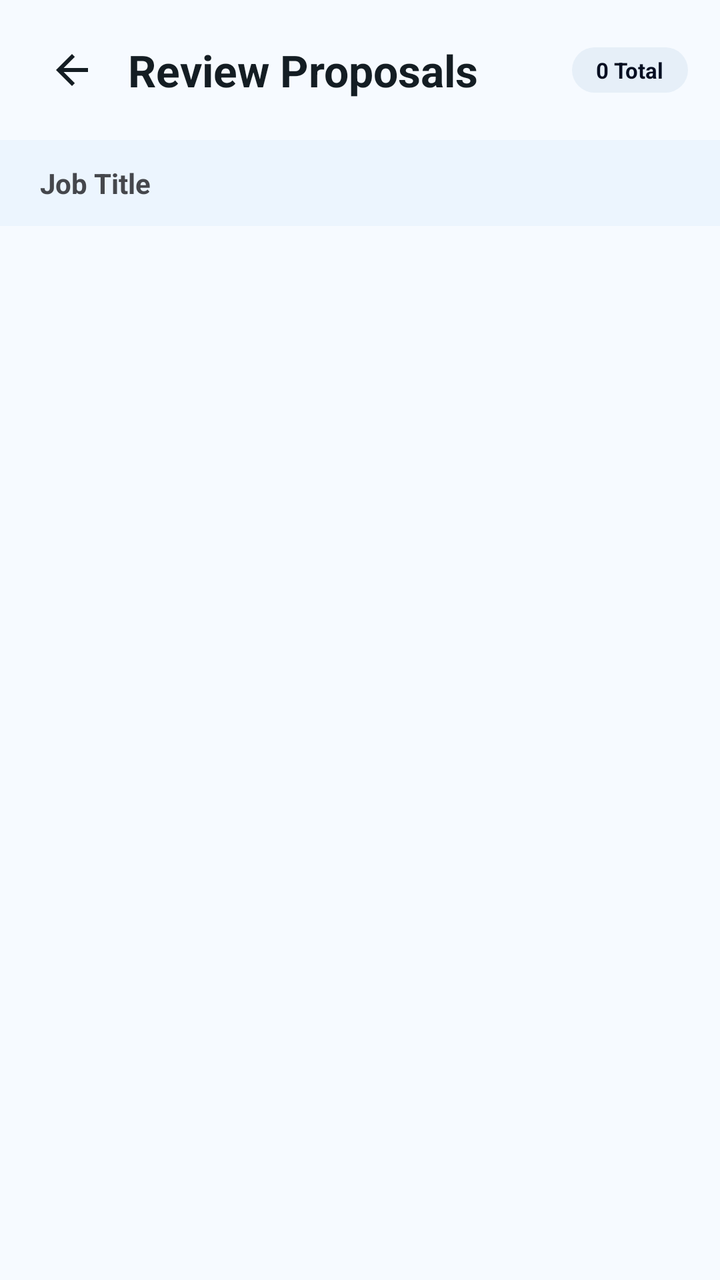
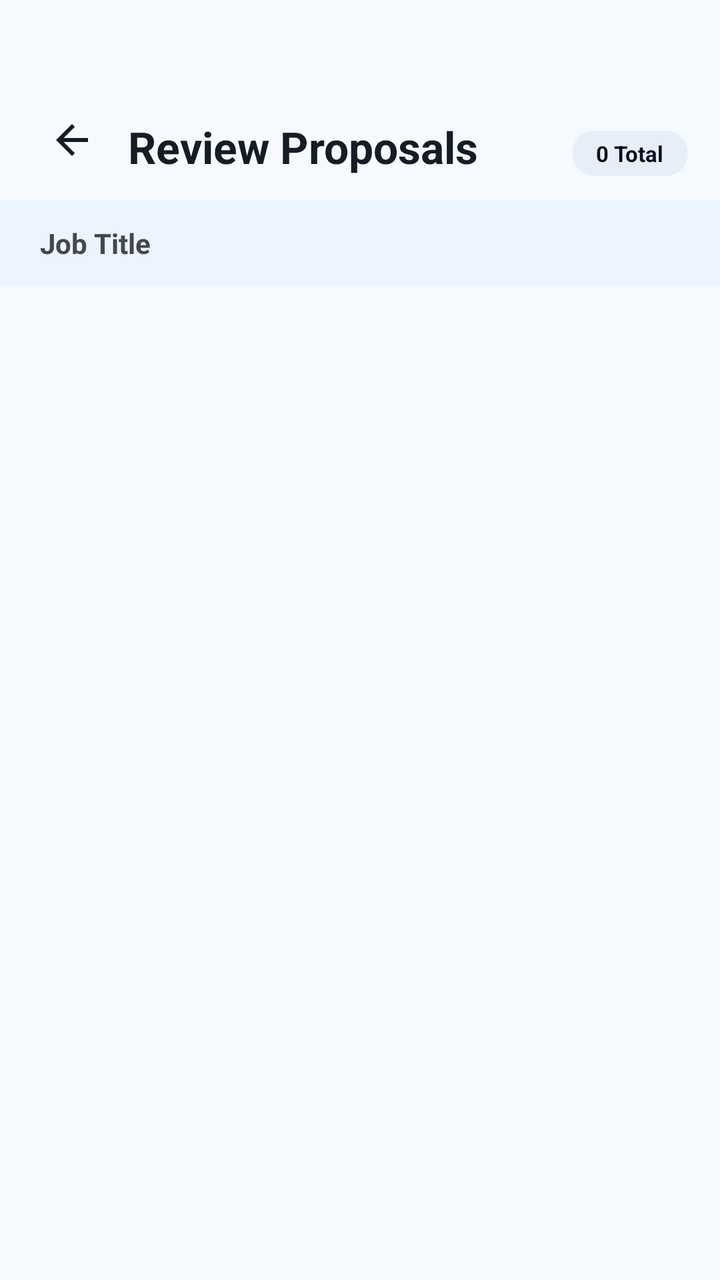

Two renders of the same Android screen: before a commit and after it. Below are the layout's source before the change and the commit's diff.
<!-- AndroidManifest.xml: application theme Theme.MiniJobHunt -->
<!-- res/layout/fragment_client_all_proposals.xml -->
<?xml version="1.0" encoding="utf-8"?>
<LinearLayout xmlns:android="http://schemas.android.com/apk/res/android"
    xmlns:app="http://schemas.android.com/apk/res-auto"
    xmlns:tools="http://schemas.android.com/tools"
    android:layout_width="match_parent"
    android:layout_height="match_parent"
    android:orientation="vertical"
    android:background="@color/background">

    
    <RelativeLayout
        android:layout_width="match_parent"
        android:layout_height="70dp"
        android:background="@color/surface"
        android:paddingHorizontal="16dp">

        <ImageButton
            android:id="@+id/btnBack"
            android:layout_width="40dp"
            android:layout_height="40dp"
            android:layout_centerVertical="true"
            android:background="?attr/selectableItemBackgroundBorderless"
            android:src="@drawable/ic_arrow_back"
            app:tint="@color/text_primary"
            android:contentDescription="Back" />

        <TextView
            android:layout_width="wrap_content"
            android:layout_height="wrap_content"
            android:layout_centerVertical="true"
            android:layout_toEndOf="@id/btnBack"
            android:layout_marginStart="8dp"
            android:text="Review Proposals"
            android:textColor="@color/text_primary"
            android:textSize="22sp"
            android:textStyle="bold" />

        <TextView
            android:id="@+id/txtApplicantCount"
            android:layout_width="wrap_content"
            android:layout_height="wrap_content"
            android:layout_alignParentEnd="true"
            android:layout_centerVertical="true"
            android:text="0 Total"
            android:textSize="11sp"
            android:textStyle="bold"
            android:textColor="@color/primary"
            android:paddingHorizontal="12dp"
            android:paddingVertical="4dp"
            android:background="@drawable/bg_chip_light" />

    </RelativeLayout>

    
    <LinearLayout
        android:layout_width="match_parent"
        android:layout_height="wrap_content"
        android:orientation="vertical"
        android:paddingHorizontal="20dp"
        android:paddingVertical="12dp"
        android:background="@color/surface_container_low">

        <TextView
            android:id="@+id/txtJobTitleHeader"
            android:layout_width="match_parent"
            android:layout_height="wrap_content"
            android:text="Job Title"
            android:textSize="14sp"
            android:textStyle="bold"
            android:textColor="@color/text_secondary"
            android:maxLines="2"
            android:ellipsize="end" />

    </LinearLayout>

    <androidx.recyclerview.widget.RecyclerView
        android:id="@+id/rvProposals"
        android:layout_width="match_parent"
        android:layout_height="match_parent"
        android:clipToPadding="false"
        android:paddingVertical="8dp"
        tools:listitem="@layout/item_client_proposal" />

</LinearLayout>
<!-- res/layout/item_client_proposal.xml (included above) -->
<?xml version="1.0" encoding="utf-8"?>
<com.google.android.material.card.MaterialCardView
    xmlns:android="http://schemas.android.com/apk/res/android"
    xmlns:app="http://schemas.android.com/apk/res-auto"
    xmlns:tools="http://schemas.android.com/tools"
    android:layout_width="match_parent"
    android:layout_height="wrap_content"
    android:layout_marginHorizontal="16dp"
    android:layout_marginVertical="8dp"
    app:cardCornerRadius="16dp"
    app:cardElevation="2dp"
    app:strokeWidth="1dp"
    app:strokeColor="@color/outline_variant"
    app:cardBackgroundColor="@color/white">

    <LinearLayout
        android:layout_width="match_parent"
        android:layout_height="wrap_content"
        android:orientation="vertical"
        android:padding="20dp">

        
        <RelativeLayout
            android:layout_width="match_parent"
            android:layout_height="wrap_content">

            <com.google.android.material.imageview.ShapeableImageView
                android:id="@+id/imgFreelancerProfile"
                android:layout_width="52dp"
                android:layout_height="52dp"
                android:scaleType="centerCrop"
                android:src="@drawable/ic_profile"
                app:shapeAppearanceOverlay="@style/CircleImage"
                app:strokeColor="@color/outline_variant"
                app:strokeWidth="1dp" />

            <LinearLayout
                android:layout_width="wrap_content"
                android:layout_height="wrap_content"
                android:layout_marginStart="12dp"
                android:layout_toEndOf="@id/imgFreelancerProfile"
                android:orientation="vertical">

                <LinearLayout
                    android:layout_width="wrap_content"
                    android:layout_height="wrap_content"
                    android:orientation="horizontal"
                    android:gravity="center_vertical">

                    <TextView
                        android:id="@+id/txtFreelancerName"
                        android:layout_width="wrap_content"
                        android:layout_height="wrap_content"
                        android:text="John Doe"
                        android:textColor="@color/primary"
                        android:textStyle="bold"
                        android:textSize="16sp" />

                    <ImageView
                        android:id="@+id/imgVerifiedBadge"
                        android:layout_width="16dp"
                        android:layout_height="16dp"
                        android:layout_marginStart="6dp"
                        android:src="@drawable/ic_verified"
                        android:visibility="gone"
                        app:tint="@color/orange_primary" />

                </LinearLayout>

                <TextView
                    android:id="@+id/txtProposalDate"
                    android:layout_width="wrap_content"
                    android:layout_height="wrap_content"
                    android:layout_marginTop="2dp"
                    android:text="2 hours ago"
                    android:textColor="@color/text_secondary"
                    android:textSize="12sp" />

                <LinearLayout
                    android:layout_width="wrap_content"
                    android:layout_height="wrap_content"
                    android:orientation="horizontal"
                    android:gravity="center_vertical"
                    android:layout_marginTop="4dp">

                    <ImageView
                        android:layout_width="12dp"
                        android:layout_height="12dp"
                        android:src="@drawable/ic_star"
                        app:tint="@color/warning" />

                    <TextView
                        android:id="@+id/txtRating"
                        android:layout_width="wrap_content"
                        android:layout_height="wrap_content"
                        android:text="0.0"
                        android:textColor="@color/text_primary"
                        android:textStyle="bold"
                        android:textSize="12sp"
                        android:layout_marginStart="4dp"/>

                </LinearLayout>

            </LinearLayout>

            <TextView
                android:id="@+id/txtStatus"
                android:layout_width="wrap_content"
                android:layout_height="wrap_content"
                android:layout_alignParentEnd="true"
                android:text="PENDING"
                android:textSize="10sp"
                android:textStyle="bold"
                android:textColor="@color/orange_primary"
                android:paddingHorizontal="10dp"
                android:paddingVertical="4dp"
                android:background="@drawable/bg_chip_light"
                android:letterSpacing="0.05" />

        </RelativeLayout>

        <TextView
            android:id="@+id/txtDescription"
            android:layout_width="match_parent"
            android:layout_height="wrap_content"
            android:layout_marginTop="16dp"
            android:text="Proposal description goes here..."
            android:textColor="@color/text_primary"
            android:textSize="14sp"
            android:maxLines="3"
            android:ellipsize="end"
            android:lineHeight="20dp" />

        <View
            android:layout_width="match_parent"
            android:layout_height="1dp"
            android:layout_marginVertical="20dp"
            android:background="@color/outline_variant" />

        
        <LinearLayout
            android:layout_width="match_parent"
            android:layout_height="wrap_content"
            android:orientation="horizontal"
            android:gravity="center_vertical">

            <ImageView
                android:layout_width="16dp"
                android:layout_height="16dp"
                android:src="@drawable/ic_calendar"
                app:tint="@color/text_muted" />

            <TextView
                android:layout_width="wrap_content"
                android:layout_height="wrap_content"
                android:layout_marginStart="6dp"
                android:text="Delivery:"
                android:textColor="@color/text_secondary"
                android:textSize="13sp" />

            <TextView
                android:id="@+id/txtTime"
                android:layout_width="wrap_content"
                android:layout_height="wrap_content"
                android:layout_marginStart="4dp"
                android:text="0 Days"
                android:textColor="@color/primary"
                android:textStyle="bold"
                android:textSize="13sp" />

        </LinearLayout>

        
        <LinearLayout
            android:layout_width="match_parent"
            android:layout_height="wrap_content"
            android:layout_marginTop="20dp"
            android:orientation="horizontal">

            <com.google.android.material.button.MaterialButton
                android:id="@+id/btnHire"
                style="@style/AppButton.Accent"
                android:layout_width="0dp"
                android:layout_height="42dp"
                android:layout_weight="1.2"
                android:text="Hire Now"
                android:textAllCaps="false"
                android:textSize="13sp" />

            <com.google.android.material.button.MaterialButton
                android:id="@+id/btnViewDetails"
                style="@style/AppButton.Ghost"
                android:layout_width="0dp"
                android:layout_height="42dp"
                android:layout_weight="1"
                android:layout_marginStart="12dp"
                android:text="Full Details"
                android:textAllCaps="false"
                android:textSize="13sp" />

        </LinearLayout>

    </LinearLayout>

</com.google.android.material.card.MaterialCardView>
<!-- resources referenced by this layout -->
<resources>
  <color name="background">#f6faff</color>
  <color name="orange_primary">#de6a00</color>
  <color name="outline_variant">#c6c6cd</color>
  <color name="primary">#050e21</color>
  <color name="surface">#f6faff</color>
  <color name="surface_container_low">#ecf5fe</color>
  <color name="text_muted">#76777d</color>
  <color name="text_primary">#141d23</color>
  <color name="text_secondary">#45474c</color>
  <color name="warning">#f59e0b</color>
  <color name="white">#FFFFFF</color>
  <!-- drawable bg_chip_light (drawable) -->
  <?xml version="1.0" encoding="utf-8"?>
  <shape xmlns:android="http://schemas.android.com/apk/res/android"
      android:shape="rectangle">
      <solid android:color="@color/surface_container" />
      <corners android:radius="999dp" />
  </shape>
  <!-- drawable ic_arrow_back (drawable) -->
  <vector xmlns:android="http://schemas.android.com/apk/res/android"
      android:width="24dp"
      android:height="24dp"
      android:viewportWidth="24"
      android:viewportHeight="24">
    <path
        android:fillColor="#FF000000"
        android:pathData="M20,11H7.83l5.59,-5.59L12,4l-8,8 8,8 1.41,-1.41L7.83,13H20v-2z"/>
  </vector>
  <!-- drawable ic_calendar (drawable) -->
  <vector xmlns:android="http://schemas.android.com/apk/res/android"
      android:width="24dp"
      android:height="24dp"
      android:viewportWidth="24"
      android:viewportHeight="24">
      <path
          android:fillColor="@color/text_secondary"
          android:pathData="M19,4h-1V2h-2v2H8V2H6v2H5c-1.11,0 -1.99,0.9 -1.99,2L3,20c0,1.1 0.89,2 2,2h14c1.1,0 2,-0.9 2,-2V6c0,-1.1 -0.9,-2 -2,-2zm0,16H5V10h14v10zm0,-12H5V6h14v2z"/>
  </vector>
  <!-- drawable ic_profile (drawable) -->
  <vector xmlns:android="http://schemas.android.com/apk/res/android"
      android:width="24dp"
      android:height="24dp"
      android:viewportWidth="24"
      android:viewportHeight="24">
  
      <path
          android:fillColor="#666666"
          android:pathData="M12,12c2.21,0 4,-1.79 4,-4s-1.79,-4 -4,-4 -4,1.79 -4,4 1.79,4 4,4zm0,2c-2.67,0 -8,1.34 -8,4v2h16v-2c0,-2.66 -5.33,-4 -8,-4z"/>
  </vector>
  <!-- drawable ic_star (drawable) -->
  <vector xmlns:android="http://schemas.android.com/apk/res/android"
      android:width="24dp"
      android:height="24dp"
      android:viewportWidth="24"
      android:viewportHeight="24">
      <path
          android:fillColor="@color/warning"
          android:pathData="M12,17.27L18.18,21l-1.64,-7.03L22,9.24l-7.19,-0.61L12,2 9.19,8.63 2,9.24l5.46,4.73L5.82,21z"/>
  </vector>
  <style name="CircleImage">
          <item name="cornerSize">50%</item>
      </style>
  <style name="Theme.MiniJobHunt" parent="Base.Theme.MiniJobHunt" />
  <color name="surface_container">#e6eff8</color>
  <color name="info">#050e21</color>
  <style name="ShapeAppearance.App.Medium" parent="ShapeAppearance.Material3.MediumComponent">
          <item name="cornerSize">12dp</item>
      </style>
  <color name="primary_container">#1b2437</color>
  <color name="on_primary_container">#828ba2</color>
  <color name="secondary">#5c5f60</color>
  <style name="AppText.HeadlineLarge">
          <item name="android:textSize">24sp</item>
          <item name="android:textStyle">bold</item>
          <item name="android:textColor">@color/text_primary</item>
          <item name="android:letterSpacing">-0.02</item>
      </style>
  <style name="AppText.TitleMedium">
          <item name="android:textSize">18sp</item>
          <item name="android:textStyle">bold</item>
          <item name="android:textColor">@color/text_primary</item>
      </style>
  <style name="AppText.BodyLarge">
          <item name="android:textSize">16sp</item>
          <item name="android:textColor">@color/text_secondary</item>
      </style>
  <style name="AppText.LabelMedium">
          <item name="android:textSize">12sp</item>
          <item name="android:textStyle">bold</item>
          <item name="android:textColor">@color/text_muted</item>
          <item name="android:letterSpacing">0.01</item>
      </style>
  <!-- unchanged entries left out for length: 4 -->
</resources>

<!-- the commit's change to res/layout/fragment_client_all_proposals.xml (unified diff, before → after) -->
@@ -10,7 +10,7 @@
     
     <RelativeLayout
         android:layout_width="match_parent"
-        android:layout_height="70dp"
+        android:layout_height="100dp"
         android:background="@color/surface"
         android:paddingHorizontal="16dp">
 
@@ -18,7 +18,8 @@
             android:id="@+id/btnBack"
             android:layout_width="40dp"
             android:layout_height="40dp"
-            android:layout_centerVertical="true"
+            android:layout_alignParentBottom="true"
+            android:layout_marginBottom="10dp"
             android:background="?attr/selectableItemBackgroundBorderless"
             android:src="@drawable/ic_arrow_back"
             app:tint="@color/text_primary"
@@ -27,8 +28,9 @@
         <TextView
             android:layout_width="wrap_content"
             android:layout_height="wrap_content"
-            android:layout_centerVertical="true"
+            android:layout_alignParentBottom="true"
             android:layout_toEndOf="@id/btnBack"
+            android:layout_marginBottom="12dp"
             android:layout_marginStart="8dp"
             android:text="Review Proposals"
             android:textColor="@color/text_primary"
@@ -40,7 +42,8 @@
             android:layout_width="wrap_content"
             android:layout_height="wrap_content"
             android:layout_alignParentEnd="true"
-            android:layout_centerVertical="true"
+            android:layout_alignParentBottom="true"
+            android:layout_marginBottom="12dp"
             android:text="0 Total"
             android:textSize="11sp"
             android:textStyle="bold"
@@ -76,10 +79,21 @@
     <androidx.recyclerview.widget.RecyclerView
         android:id="@+id/rvProposals"
         android:layout_width="match_parent"
-        android:layout_height="match_parent"
+        android:layout_height="0dp"
+        android:layout_weight="1"
         android:clipToPadding="false"
         android:paddingVertical="8dp"
         tools:listitem="@layout/item_client_proposal" />
+
+    <TextView
+        android:id="@+id/txtEmpty"
+        android:layout_width="match_parent"
+        android:layout_height="match_parent"
+        android:gravity="center"
+        android:text="No proposals received for this job yet."
+        android:textColor="@color/text_secondary"
+        android:textSize="16sp"
+        android:visibility="gone" />
 
 </LinearLayout>
 <!-- res/layout/item_client_proposal.xml (included above) -->
